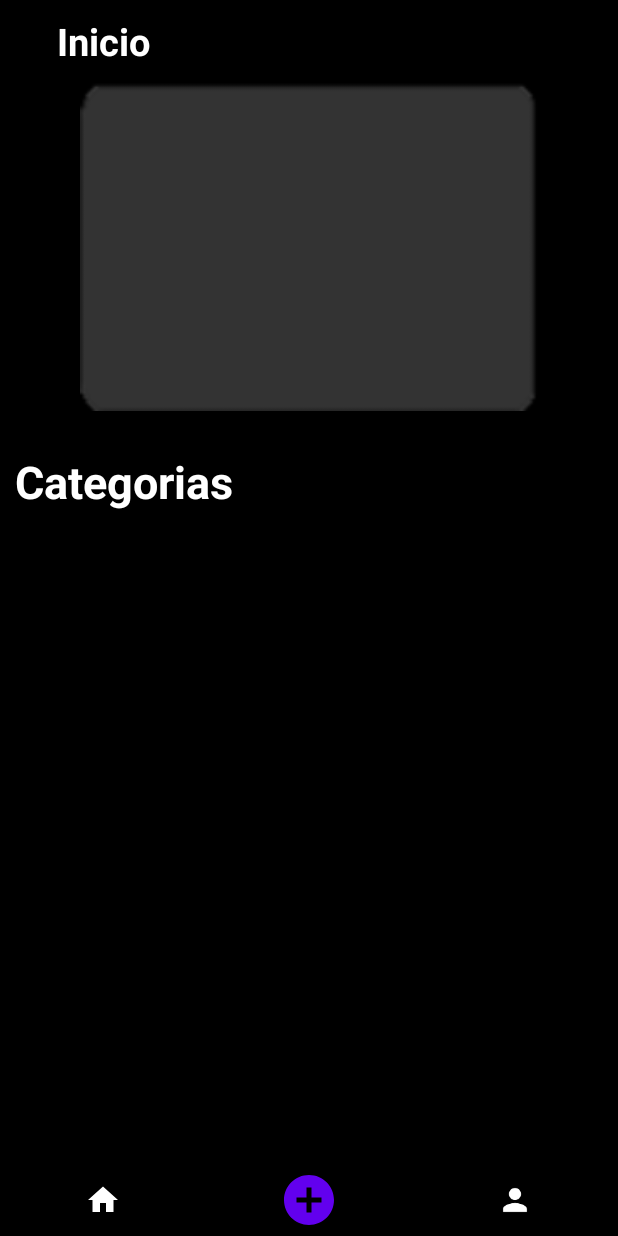
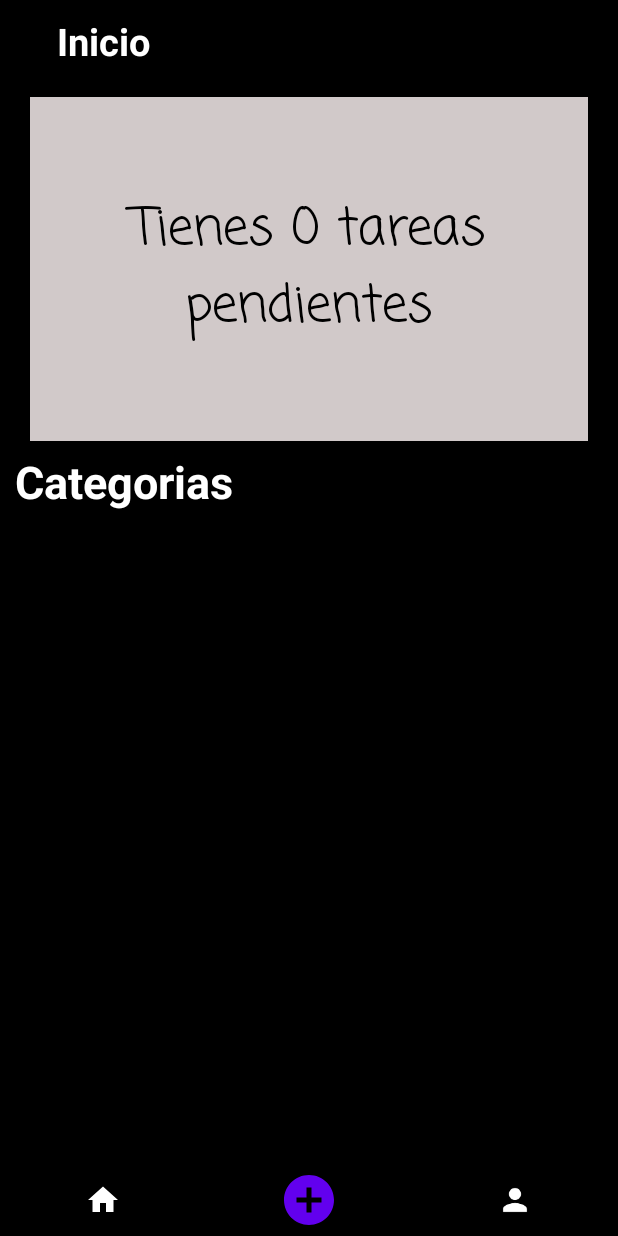
Before and after one commit to rafamolino/GestiondeTareas, an Android app: the InicioActivity screen opened directly, with no data from a screen before it, on a phone screen of 412 x 824 dp. Run offline under Robolectric (Android 15) with nearby library versions, the phone set to English and light mode, and no system bars; our stand-ins replace Firebase (no records; nobody signed in at launch, a user with empty details on screens opened directly); Roboto replaces fonts that are not available here.

Commit message:
Edición lista de tareas

```diff
--- a/app/src/main/java/com/example/gestiondetareas/InicioActivity.java
+++ b/app/src/main/java/com/example/gestiondetareas/InicioActivity.java
@@ -30,6 +30,7 @@ import java.util.ArrayList;
 import java.util.HashMap;
 import java.util.List;
 import java.util.Map;
+import java.util.concurrent.atomic.AtomicInteger;
 
 
 public class InicioActivity extends AppCompatActivity {
@@ -45,18 +46,38 @@ public class InicioActivity extends AppCompatActivity {
         super.onCreate(savedInstanceState);
         setContentView(R.layout.inicio_main);
         FirebaseUser currentUser = firebaseAuth.getCurrentUser();
-
-
-
-
-
-
-        Bundle bundle = getIntent().getExtras();
+        TextView verTareas = (TextView) findViewById(R.id.verTareas);
         TextView labelUser = (TextView) findViewById(R.id.labelUser);
         String correo= currentUser.getEmail();
 
         DocumentReference docRef = db.collection("usuarios").document(correo);
         //Lista de Tareas
+        ArrayList<Map<String,Object>> ListTareas = new ArrayList<>();
+        AtomicInteger tareasPendientes = new AtomicInteger(0);
+        db.collection("tareas").get().addOnSuccessListener(new OnSuccessListener<QuerySnapshot>() {
+            Integer contador=0;
+            @Override
+            public void onSuccess(QuerySnapshot queryDocumentSnapshots) {
+                queryDocumentSnapshots.forEach(d -> {
+
+                    if(d.getId().contains(correo)){
+                        ListTareas.add(d.getData());
+                        if(d.get("estado").toString()=="true"){
+                            Log.d("Tareas", tareasPendientes.toString());
+                            tareasPendientes.incrementAndGet();
+                        }
+
+
+                    }
+                });
+                Log.d("Tareas", "Num tareas: " + tareasPendientes.toString());
+                verTareas.setText("Tienes "+ tareasPendientes.toString() + " tareas pendientes");
+
+            }
+
+
+        });
+
 
 
         docRef.get().addOnCompleteListener(new OnCompleteListener<DocumentSnapshot>() {
@@ -84,7 +105,6 @@ public class InicioActivity extends AppCompatActivity {
         categoriaAdapter = new CategoriaAdapter(listaCategorias);
         recyclerView.setAdapter(categoriaAdapter);*/
 
-        ImageView verTareas = (ImageView) findViewById(R.id.verTareas);
         verTareas.setOnClickListener(new View.OnClickListener() {
             @Override
             public void onClick(View view) {
--- a/app/src/main/res/drawable/label_shape.xml
+++ b/app/src/main/res/drawable/label_shape.xml
@@ -3,7 +3,7 @@
 
     <item>
         <shape android:shape="rectangle">
-            <solid android:color="#E17B7B" />
+            <solid android:color="#FDFDFD" />
             <corners android:radius="50dp" />
 
         </shape>
--- a/app/src/main/res/layout/inicio_main.xml
+++ b/app/src/main/res/layout/inicio_main.xml
@@ -49,11 +49,18 @@
             android:layout_height="256dp"
             android:orientation="horizontal">
 
-            <ImageView
+            <TextView
                 android:id="@+id/verTareas"
-                android:clickable="true"
                 android:layout_width="match_parent"
                 android:layout_height="229dp"
+                android:layout_margin="20dp"
+                android:background="#8A7A7A"
+                android:backgroundTint="#D1C9C9"
+                android:clickable="true"
+                android:fontFamily="casual"
+                android:gravity="center"
+                android:textColor="#000000"
+                android:textSize="34sp"
                 app:height="500dp"
                 app:srcCompat="@drawable/ic_launcher" />
 
```
Also changed, not shown: app/src/main/java/com/example/gestiondetareas/ListadoTareasActivity.java (+11 -0 lines), app/src/main/res/drawable/card_shape.xml (+2 -9 lines), app/src/main/res/drawable/card_shape2.xml (+2 -9 lines), app/src/main/res/layout/listado_tareas.xml (+14 -0 lines).
